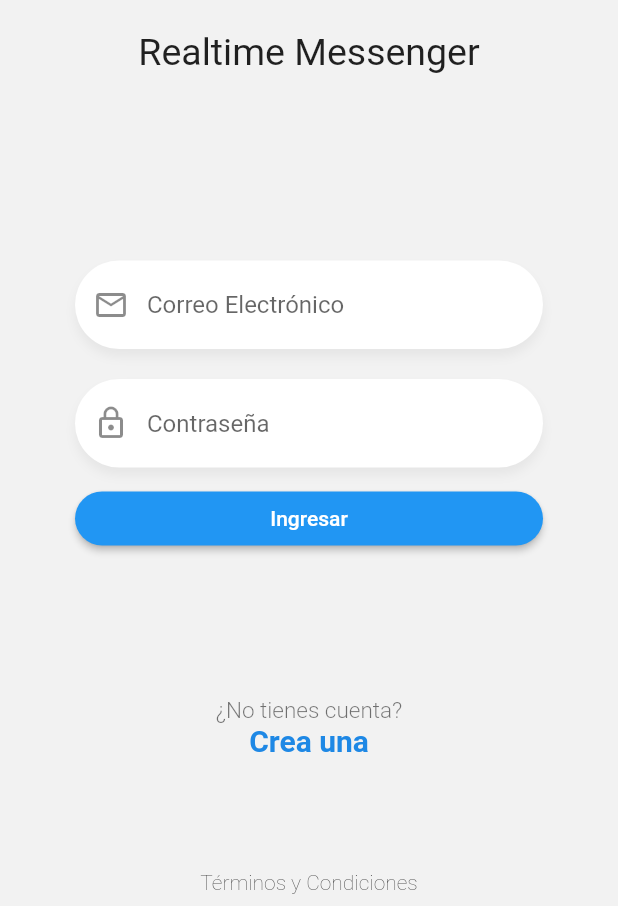
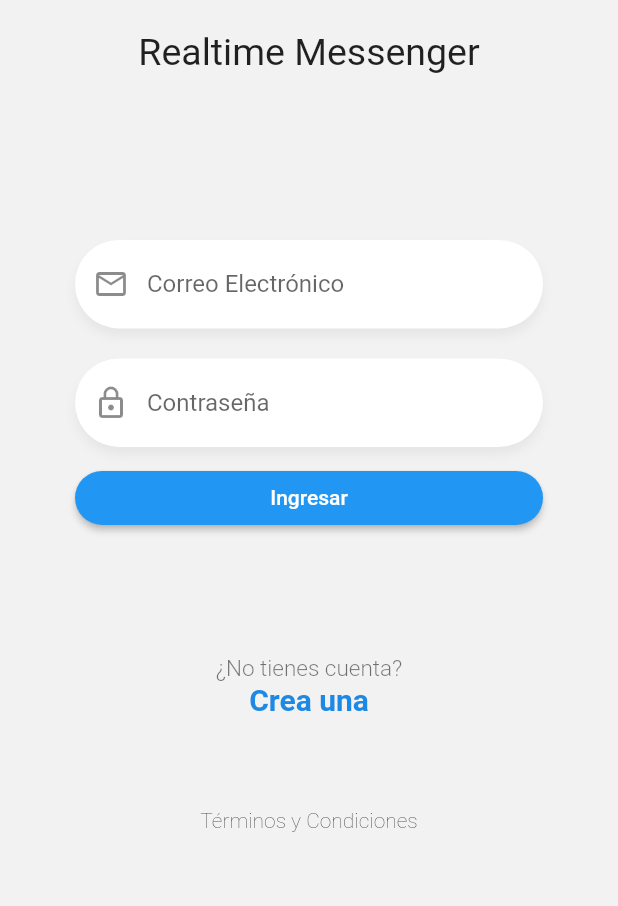
Before and after one commit to esanchezvz/realtime-chat, a Flutter app: the screen it shows after launch, on a phone screen of 412 x 824 dp, the part 330-1236 px from its top. Run offline on Flutter 3.47's test engine with Material 2 defaults, Android fonts, the phone set to English and light mode, and no system bars.

Commit message:
login page done

```diff
--- a/lib/pages/login_page.dart
+++ b/lib/pages/login_page.dart
@@ -9,6 +9,10 @@ class LoginPage extends StatelessWidget {
     return Scaffold(
       backgroundColor: Color(0xffF2F2F2),
       body: SafeArea(
+        child: SingleChildScrollView(
+          physics: BouncingScrollPhysics(),
+          child: Container(
+            height: MediaQuery.of(context).size.height * 0.95,
             child: Column(
               mainAxisAlignment: MainAxisAlignment.spaceBetween,
               children: [
@@ -23,6 +27,8 @@ class LoginPage extends StatelessWidget {
                   ),
                 ),
               ],
+            ),
+          ),
         ),
       ),
     );
```
Lines whose indentation alone changed are shown as unchanged.
